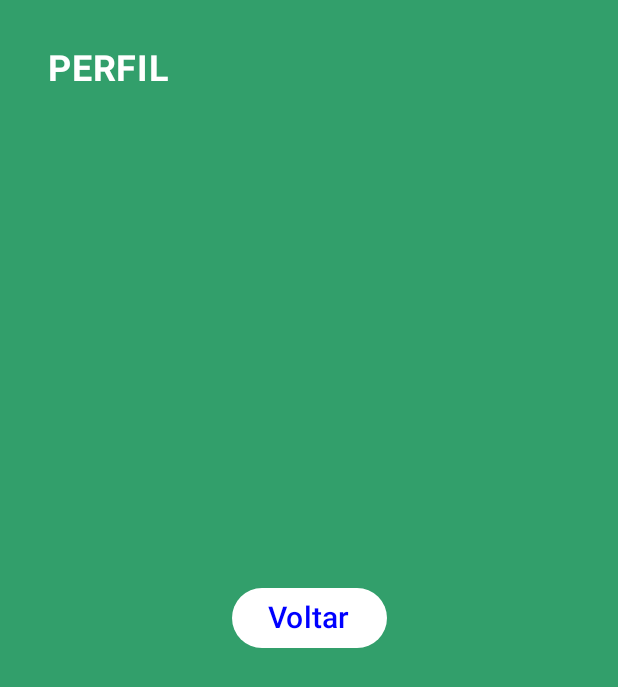
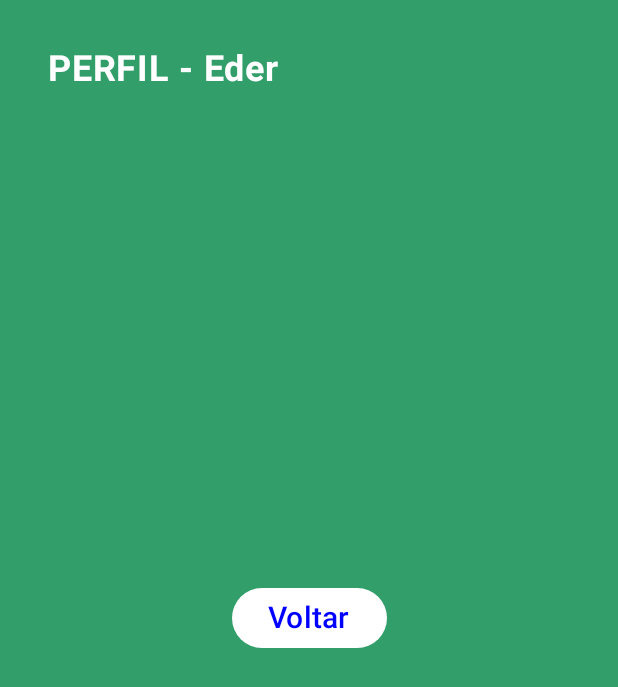
Before and after one commit to ederusena/NavengandoEntreTelasKotlin, an Android app built with Jetpack Compose: the MenuScreen screen opened through its navigation route, after a tap on "Perfil", on a phone screen of 412 x 824 dp. Shown: the top 687 px of the screen. Run offline under Robolectric (Android 15) with nearby library versions, the phone set to English and light mode, and no system bars.

Commit message:
passando parametro por rota

```diff
--- a/app/src/main/java/br/com/fiap/navengandoentretelas/MainActivity.kt
+++ b/app/src/main/java/br/com/fiap/navengandoentretelas/MainActivity.kt
@@ -13,6 +13,7 @@ import androidx.compose.ui.tooling.preview.Preview
 import androidx.navigation.compose.NavHost
 import androidx.navigation.compose.composable
 import androidx.navigation.compose.rememberNavController
+import androidx.navigation.navArgument
 import br.com.fiap.navengandoentretelas.screens.LoginScreen
 import br.com.fiap.navengandoentretelas.screens.MenuScreen
 import br.com.fiap.navengandoentretelas.screens.PedidosScreen
@@ -36,8 +37,20 @@ class MainActivity : ComponentActivity() {
                     ) {
                         composable(route = "login") { LoginScreen(navController)}
                         composable(route = "menu") { MenuScreen(navController)}
-                        composable(route = "pedidos") { PedidosScreen(navController)}
-                        composable(route = "perfil") { PerfilScreen(navController)}
+                        composable(
+                            route = "pedidos?nPedidos={numero}",
+                            arguments = listOf(navArgument(name = "numero") {
+                                defaultValue = "0 Pedidos"
+                            })
+                        )
+                        {
+                            val number = it.arguments?.getString("numero")
+                            PedidosScreen(navController, number!!)
+                        }
+                        composable(route = "perfil/{nome}") {
+                            val nome = it.arguments?.getString("nome")
+                            PerfilScreen(navController, nome!!) // double Bang
+                        }
                     }
                 }
             }
--- a/app/src/main/java/br/com/fiap/navengandoentretelas/screens/MenuScreen.kt
+++ b/app/src/main/java/br/com/fiap/navengandoentretelas/screens/MenuScreen.kt
@@ -42,7 +42,7 @@ fun MenuScreen(navController: NavController) {
                 .align(Alignment.Center)
         ) {
             Button(
-                onClick = { navController.navigate("perfil")},
+                onClick = { navController.navigate("perfil/Eder")},
                 colors = ButtonDefaults.buttonColors(Color.White),
                 modifier = Modifier.size(width = 200.dp, height = 48.dp)
             ) {
@@ -50,7 +50,7 @@ fun MenuScreen(navController: NavController) {
             }
             Spacer(modifier = Modifier.height(16.dp))
             Button(
-                onClick = { navController.navigate("pedidos") },
+                onClick = { navController.navigate("pedidos?nPedidos=123") },
                 colors = ButtonDefaults.buttonColors(Color.White),
                 modifier = Modifier.size(width = 200.dp, height = 48.dp)
             ) {
--- a/app/src/main/java/br/com/fiap/navengandoentretelas/screens/PedidoScreen.kt
+++ b/app/src/main/java/br/com/fiap/navengandoentretelas/screens/PedidoScreen.kt
@@ -18,14 +18,14 @@ import androidx.compose.ui.unit.sp
 import androidx.navigation.NavController
 
 @Composable
-fun PedidosScreen(navController: NavController) {
+fun PedidosScreen(navController: NavController, numero: String?) {
     Box(modifier = Modifier
         .fillMaxSize()
         .background(Color(0xFFAFA9A9))
         .padding(32.dp)
     ){
         Text(
-            text = "PEDIDOS",
+            text = "PEDIDOS - $numero",
             fontSize = 24.sp,
             fontWeight = FontWeight.Bold,
             color = Color.White
--- a/app/src/main/java/br/com/fiap/navengandoentretelas/screens/PerfilScreen.kt
+++ b/app/src/main/java/br/com/fiap/navengandoentretelas/screens/PerfilScreen.kt
@@ -18,14 +18,17 @@ import androidx.compose.ui.unit.sp
 import androidx.navigation.NavController
 
 @Composable
-fun PerfilScreen(navController: NavController) {
+fun PerfilScreen(
+    navController: NavController,
+    nome: String
+) {
     Box(modifier = Modifier
         .fillMaxSize()
         .background(Color(0xFF329F6B))
         .padding(32.dp)
     ){
         Text(
-            text = "PERFIL",
+            text = "PERFIL - $nome",
             fontSize = 24.sp,
             fontWeight = FontWeight.Bold,
             color = Color.White
```
